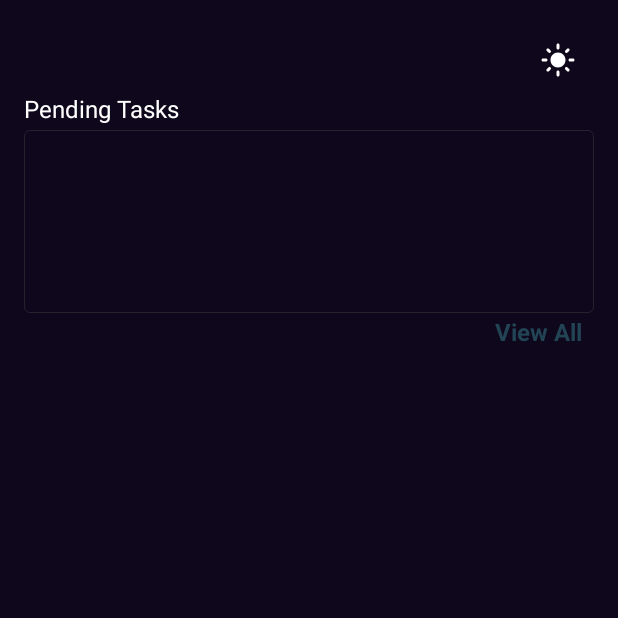
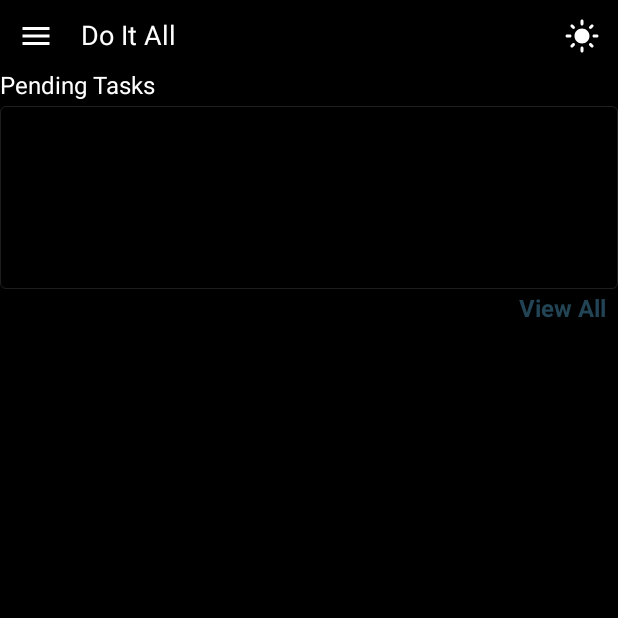
Before and after one commit to ShivanshGoel221B/DoItAll, an Android app built with Jetpack Compose: the composable BaseContent shown on its own in the app's theme, on a phone screen of 412 x 824 dp, the top half of it. Run offline under Robolectric (Android 15) with nearby library versions, the phone set to English and light mode, and no system bars; our stand-ins replace Dagger/Hilt's generated code, Room's generated code, accompanist; libraries missing offline, so code that uses them is left out: com.ramcosta.composedestinations.

```diff
--- a/app/src/main/java/com/gaproductivity/doitall/presentation/MainActivity.kt
+++ b/app/src/main/java/com/gaproductivity/doitall/presentation/MainActivity.kt
@@ -4,8 +4,10 @@ import android.content.Context
 import android.os.Bundle
 import androidx.activity.ComponentActivity
 import androidx.activity.compose.setContent
+import androidx.compose.animation.ExperimentalAnimationApi
 import androidx.compose.foundation.layout.fillMaxSize
 import androidx.compose.material.MaterialTheme
+import androidx.compose.material.Scaffold
 import androidx.compose.material.Surface
 import androidx.compose.runtime.Composable
 import androidx.compose.ui.Modifier
@@ -14,11 +16,14 @@ import androidx.datastore.core.DataStore
 import androidx.datastore.preferences.core.Preferences
 import androidx.datastore.preferences.preferencesDataStore
 import androidx.hilt.navigation.compose.hiltViewModel
+import com.gaproductivity.doitall.presentation.components.DefaultNavAnimation
 import com.gaproductivity.doitall.presentation.screens.HomeScreen
 import com.gaproductivity.doitall.presentation.ui.theme.DoItAllTheme
 import com.gaproductivity.doitall.presentation.viewmodel.MainViewModel
+import com.google.accompanist.navigation.material.ExperimentalMaterialNavigationApi
 import com.google.accompanist.systemuicontroller.rememberSystemUiController
 import com.ramcosta.composedestinations.DestinationsNavHost
+import com.ramcosta.composedestinations.animations.rememberAnimatedNavHostEngine
 import com.ramcosta.composedestinations.annotation.Destination
 import com.ramcosta.composedestinations.navigation.DestinationsNavigator
 import dagger.hilt.android.AndroidEntryPoint
@@ -27,17 +32,21 @@ val Context.preferenceStore: DataStore<Preferences> by preferencesDataStore(name
 
 @AndroidEntryPoint
 class MainActivity() : ComponentActivity() {
+
+    @OptIn(ExperimentalAnimationApi::class,
+        ExperimentalMaterialNavigationApi::class
+    )
     override fun onCreate(savedInstanceState: Bundle?) {
         super.onCreate(savedInstanceState)
         setContent {
-            DestinationsNavHost(navGraph = NavGraphs.root)
+            DestinationsNavHost(navGraph = NavGraphs.root, engine = rememberAnimatedNavHostEngine())
         }
     }
 }
 
 
 @Composable
-@Destination(start = true)
+@Destination(start = true, style = DefaultNavAnimation::class)
 fun BaseContent(navigator: DestinationsNavigator) {
     val viewModel: MainViewModel = hiltViewModel()
     DoItAllTheme(darkTheme = viewModel.darkMode.value) {
@@ -45,9 +54,7 @@ fun BaseContent(navigator: DestinationsNavigator) {
         systemUiController.setStatusBarColor(
             color = MaterialTheme.colors.surface
         )
-        Surface(
-            modifier = Modifier.fillMaxSize()
-        ) {
+        Scaffold{
             HomeScreen(navigator)
         }
     }
--- a/app/src/main/java/com/gaproductivity/doitall/presentation/components/SwitchModeButton.kt
+++ /dev/null
@@ -1,32 +0,0 @@
-package com.gaproductivity.doitall.presentation.components
-
-import androidx.compose.material.Icon
-import androidx.compose.material.IconButton
-import androidx.compose.material.MaterialTheme
-import androidx.compose.material.icons.Icons
-import androidx.compose.material.icons.filled.DarkMode
-import androidx.compose.material.icons.filled.LightMode
-import androidx.compose.runtime.Composable
-import androidx.compose.ui.tooling.preview.Preview
-import androidx.hilt.navigation.compose.hiltViewModel
-import com.gaproductivity.doitall.presentation.ui.theme.textColor
-import com.gaproductivity.doitall.presentation.viewmodel.MainViewModel
-
-@Preview
-@Composable
-fun SwitchModeButton(
-    viewModel: MainViewModel = hiltViewModel()
-) {
-    IconButton(onClick = {
-        viewModel.switchMode()
-    }) {
-        val icon = if (viewModel.darkMode.value)
-            Icons.Default.LightMode
-        else Icons.Default.DarkMode
-        Icon(
-            imageVector = icon,
-            tint = MaterialTheme.colors.textColor,
-            contentDescription = "Switch Mode"
-        )
-    }
-}
--- /dev/null
+++ b/app/src/main/java/com/gaproductivity/doitall/presentation/components/TopBar.kt
@@ -0,0 +1,67 @@
+package com.gaproductivity.doitall.presentation.components
+
+import androidx.compose.foundation.background
+import androidx.compose.foundation.layout.*
+import androidx.compose.material.Icon
+import androidx.compose.material.IconButton
+import androidx.compose.material.MaterialTheme
+import androidx.compose.material.Text
+import androidx.compose.material.icons.Icons
+import androidx.compose.material.icons.filled.DarkMode
+import androidx.compose.material.icons.filled.LightMode
+import androidx.compose.material.icons.filled.Menu
+import androidx.compose.runtime.Composable
+import androidx.compose.ui.Alignment
+import androidx.compose.ui.Modifier
+import androidx.compose.ui.graphics.Color
+import androidx.compose.ui.unit.dp
+import androidx.compose.ui.unit.sp
+import androidx.hilt.navigation.compose.hiltViewModel
+import com.gaproductivity.doitall.presentation.ui.theme.cardColor
+import com.gaproductivity.doitall.presentation.ui.theme.textColor
+import com.gaproductivity.doitall.presentation.viewmodel.MainViewModel
+
+@Composable
+fun TopBar(
+    modifier: Modifier = Modifier,
+    screenTitle: String = "Do It All",
+    viewModel: MainViewModel = hiltViewModel()
+) {
+    Row(
+        modifier = modifier
+            .fillMaxWidth()
+            .background(color = Color.Transparent),
+        verticalAlignment = Alignment.CenterVertically
+    ) {
+        IconButton(onClick = {
+            viewModel.switchMode()
+        }) {
+            Icon(
+                imageVector = Icons.Default.Menu,
+                tint = MaterialTheme.colors.textColor,
+                contentDescription = "Switch Mode"
+            )
+        }
+        Spacer(modifier = Modifier.size(6.dp))
+        Text(
+            text = screenTitle,
+            color = MaterialTheme.colors.textColor,
+            fontSize = 18.sp,
+            modifier = Modifier.width(0.dp).weight(1f, true),
+        )
+
+        IconButton(onClick = {
+            viewModel.switchMode()
+        }) {
+            val icon = if (viewModel.darkMode.value)
+                Icons.Default.LightMode
+            else Icons.Default.DarkMode
+            Icon(
+                imageVector = icon,
+                tint = MaterialTheme.colors.textColor,
+                contentDescription = "Switch Mode"
+            )
+        }
+    }
+
+}
--- a/app/src/main/java/com/gaproductivity/doitall/presentation/screens/HomeScreen.kt
+++ b/app/src/main/java/com/gaproductivity/doitall/presentation/screens/HomeScreen.kt
@@ -11,15 +11,13 @@ import androidx.compose.material.Text
 import androidx.compose.runtime.Composable
 import androidx.compose.ui.Alignment
 import androidx.compose.ui.Modifier
-import androidx.compose.ui.text.TextStyle
 import androidx.compose.ui.text.font.FontWeight
 import androidx.compose.ui.unit.dp
-import com.gaproductivity.core.domain.UiEvents
+import androidx.navigation.NavOptionsBuilder
 import com.gaproductivity.doitall.R
 import com.gaproductivity.doitall.presentation.components.PendingTasks
-import com.gaproductivity.doitall.presentation.components.SwitchModeButton
+import com.gaproductivity.doitall.presentation.components.TopBar
 import com.gaproductivity.doitall.presentation.destinations.TodoTasksScreenDestination
-import com.ramcosta.composedestinations.annotation.Destination
 import com.ramcosta.composedestinations.navigation.DestinationsNavigator
 
 
@@ -29,7 +27,6 @@ fun HomeScreen(
 ) {
     Column(
         modifier = Modifier
-            .padding(16.dp)
             .scrollable(
                 orientation = Orientation.Vertical,
                 state = rememberScrollableState(
@@ -44,26 +41,24 @@ fun HomeScreen(
             verticalAlignment = Alignment.CenterVertically,
             horizontalArrangement = Arrangement.End
         ) {
-            SwitchModeButton()
+            TopBar()
         }
         PendingTasks()
         Spacer(modifier = Modifier.size(2.dp))
         Row(
             horizontalArrangement = Arrangement.End,
-            modifier = Modifier.padding(end = 4.dp).fillMaxWidth()
+            modifier = Modifier
+                .padding(end = 4.dp)
+                .fillMaxWidth()
         ) {
             Text(
                 text = "View All",
                 color = MaterialTheme.colors.primary,
                 fontWeight = FontWeight.Bold,
-                modifier = Modifier.padding(vertical = 2.dp, horizontal = 4.dp)
+                modifier = Modifier
+                    .padding(vertical = 2.dp, horizontal = 4.dp)
                     .clickable {
-                    navigator.navigate(direction = TodoTasksScreenDestination, builder = {
-                        this.anim {
-                            this.enter = R.anim.slide_from_right
-                            this.exit = R.anim.slide_from_right
-                        }
-                    })
+                    navigator.navigate(direction = TodoTasksScreenDestination)
                 }
             )
         }
--- a/app/src/main/java/com/gaproductivity/doitall/presentation/ui/theme/Color.kt
+++ b/app/src/main/java/com/gaproductivity/doitall/presentation/ui/theme/Color.kt
@@ -6,15 +6,15 @@ val primaryColor = Color(0XFF224455)
 val secondaryColor = Color(0XFF224455)
 
 val surfaceColorLight = Color(0xFFf1f1f1)
-val surfaceColorDark = Color(0xFF0F081D)
+val surfaceColorDark = Color(0xFF000000)
 
 val backgroundColorLight = Color(0xFFf1f1f1)
-val backgroundColorDark = Color(0xFF0F081D)
+val backgroundColorDark = Color(0xFF000000)
 
 val textColorLight = Color(0xFFFFFFFF)
 val textColorDark = Color(0xFF04131B)
 
 val cardColorLight = Color(0xFFFFFFFF)
-val cardColorDark = Color(0xFF10163C)
+val cardColorDark = Color(0xFF232232)
 
 val translucentGrayColor = Color(0x803D3D3D)
```
Also changed, not shown: app/src/main/java/com/gaproductivity/doitall/presentation/components/DefaultNavAnimation.kt (added, +38 -0 lines), app/src/main/java/com/gaproductivity/doitall/presentation/components/Navigation.kt (+7 -2 lines), todo-tasks/src/main/java/com/gaproductivity/todo_tasks/presentation/ui/TodoTasksListScreen.kt (+9 -4 lines).
